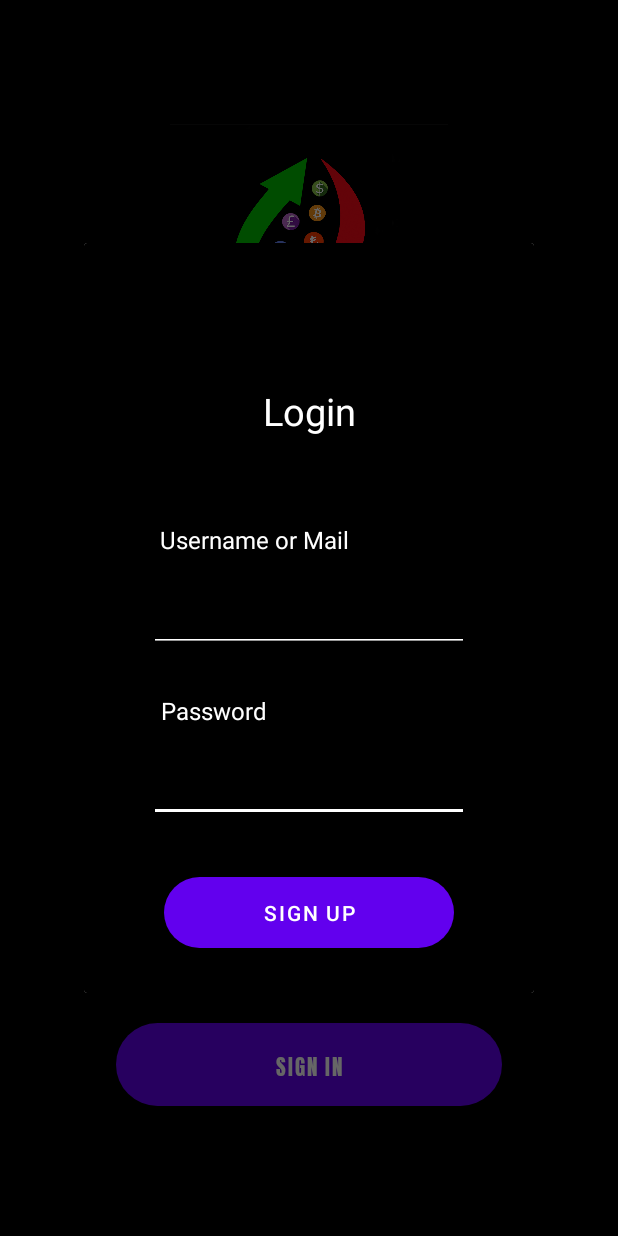
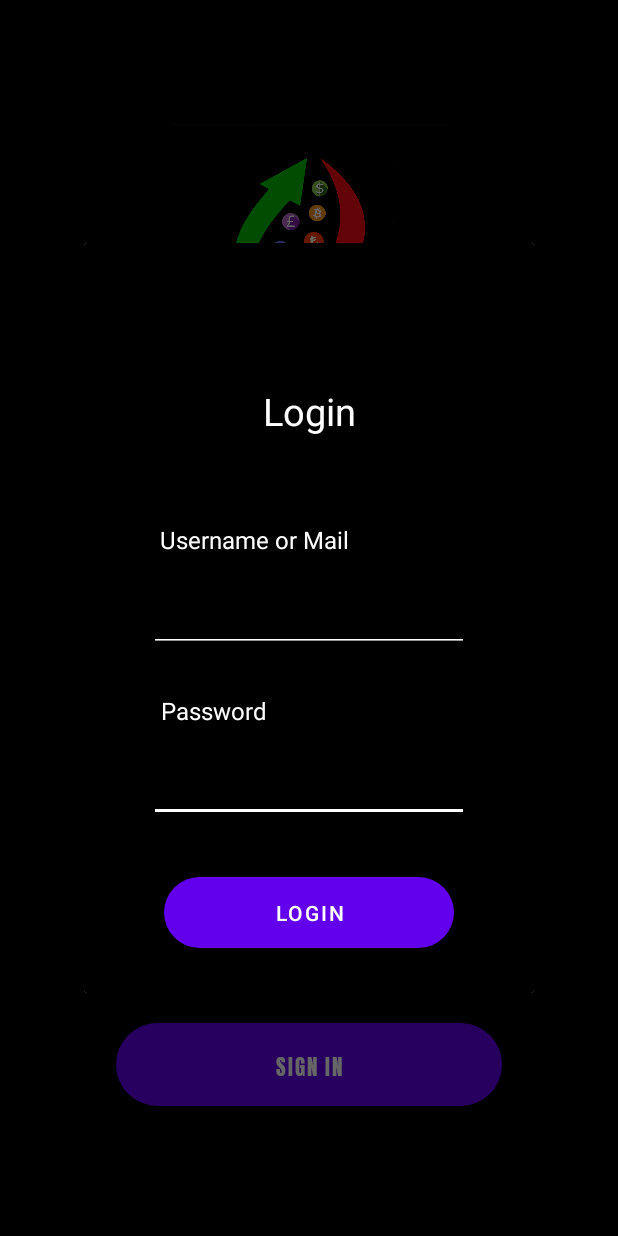
Before and after one commit to HasanTaspolat/Switch-, an Android app: the screen it shows after launch (MainActivity), after a tap on "SIGN IN", on a phone screen of 412 x 824 dp. Run offline under Robolectric (Android 15) with nearby library versions, the phone set to English and light mode, and no system bars; Roboto replaces fonts that are not available here.

Commit message:
Switch :: Login Error Resolved

```diff
--- a/app/src/main/java/com/example/aswitch/MainActivity.java
+++ b/app/src/main/java/com/example/aswitch/MainActivity.java
@@ -20,7 +20,7 @@ import java.util.ArrayList;
 public class MainActivity extends AppCompatActivity {
     DatabaseHelper dbHelper;
     ImageView logo;
-    Button register,btnLogin;
+    Button register;
     ArrayList<User> UserList;
     @Override
     protected void onCreate(Bundle savedInstanceState) {
@@ -61,12 +61,16 @@ public class MainActivity extends AppCompatActivity {
         btnlogin.setOnClickListener(new View.OnClickListener() {
             @Override
             public void onClick(View view) {
+                UserList = UserTable.getAllusers(dbHelper);
                 for(User a: UserList)
                 {
+
                     Log.d("DATABASE OPERATIONS", " " + a.toString());
                     if(a.getEmail().equals(email.getText().toString()) && a.getPassword().equals(password.getText().toString())){
                         Intent intent = new Intent(MainActivity.this, ProfileActivity.class);
                         startActivity(intent);
+
+
                     }
                     else{
 
--- a/app/src/main/res/layout/dialog.xml
+++ b/app/src/main/res/layout/dialog.xml
@@ -20,7 +20,7 @@
         app:layout_constraintTop_toTopOf="parent"
         app:layout_constraintVertical_bias="0.933"
         android:background="@drawable/button"
-        android:text="Sign Up"/>
+        android:text="Login"/>
 
 
     <TextView
@@ -71,6 +71,7 @@
         android:backgroundTint="#FFFFFF"
         android:ems="10"
         android:inputType="textPassword"
+        android:textColor="#FFFFFF"
         app:layout_constraintBottom_toBottomOf="parent"
         app:layout_constraintEnd_toEndOf="parent"
         app:layout_constraintStart_toStartOf="parent"
@@ -84,6 +85,7 @@
         android:backgroundTint="#FFFFFF"
         android:ems="10"
         android:inputType="textEmailAddress"
+        android:textColor="#FFFFFF"
         app:layout_constraintBottom_toBottomOf="parent"
         app:layout_constraintEnd_toEndOf="parent"
         app:layout_constraintStart_toStartOf="parent"
```
Also changed, not shown: 375 other files.
